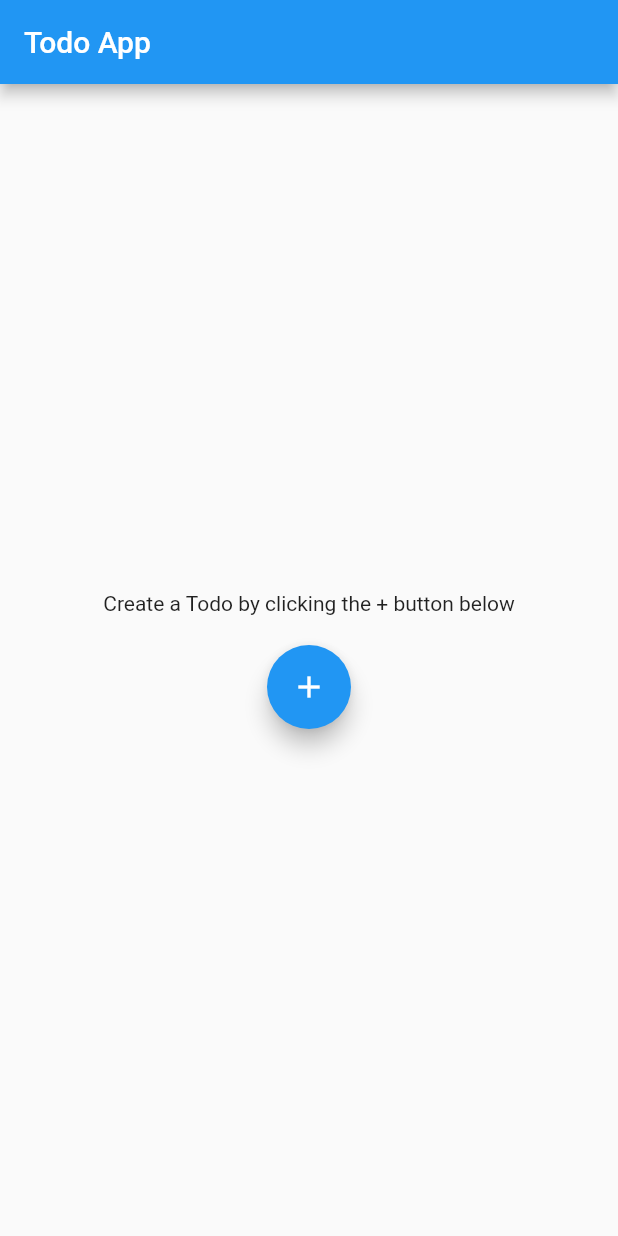
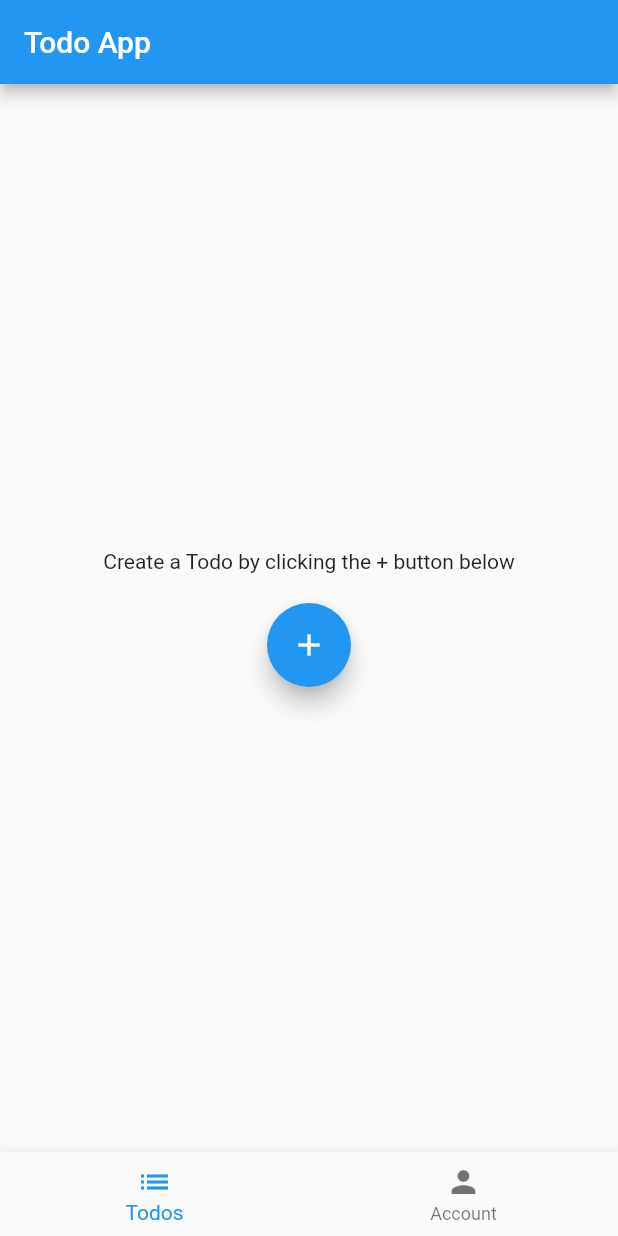
Before and after one commit to awaisabir/flutter_todo, a Flutter app: the screen it shows after launch, after a tap on the "add" icon, after a tap on the "remove" icon, on a phone screen of 412 x 824 dp. Run offline on Flutter 3.47's test engine with Material 2 defaults, Android fonts, the phone set to English and light mode, and no system bars.

Commit message:
Added bottom navigation from the main app page

```diff
--- a/lib/main.dart
+++ b/lib/main.dart
@@ -1,6 +1,7 @@
 import 'package:flutter/material.dart';
-import 'TodoButton.dart';
 import 'TodoForm.dart';
+import 'Account.dart';
+import 'BottomNavBar.dart';
 
 void main() => runApp(MyApp());
 
@@ -27,23 +28,17 @@ class MyHomePage extends StatefulWidget {
 
 class _MyHomePageState extends State<MyHomePage> {
   bool showForm = false;
+  int currentIndex = 0;
 
-  void _showForm() {
+  final pages = [
+    TodoForm(),
+    Account()
+  ];
+
+  void _setCurrentIndex(int currentIndex) {
     setState(() {
-      if (showForm == null) {
-        showForm = false;
-      } else {
-        showForm = !showForm;
-      }
+      this.currentIndex = currentIndex;
     });
-  }
-
-  Widget _renderForm() {
-    if (this.showForm) {
-      return new CreateTodo();
-    }
-
-    return new Container();
   }
 
   @override
@@ -52,6 +47,10 @@ class _MyHomePageState extends State<MyHomePage> {
       appBar: AppBar(
         title: Text(widget.title),
       ),
+      bottomNavigationBar: BottomNavBar(
+        setCurrentIndex: this._setCurrentIndex,
+        currentIndex: this.currentIndex
+      ),
       body: Center(
         widthFactor: 20.0,
         child: SingleChildScrollView(
@@ -59,19 +58,8 @@ class _MyHomePageState extends State<MyHomePage> {
             mainAxisAlignment: MainAxisAlignment.center,
             crossAxisAlignment: CrossAxisAlignment.center,
             children: <Widget>[
-              Column(
-                children: <Widget>[
-                  Text(
-                    this.showForm ? '' : 'Create a Todo by clicking the + button below',
-                  ),
-                  TodoButton(
-                    showForm: this.showForm,
-                    render: this._showForm,
-                  ),
-                  this._renderForm(),
-                ],
-              ),
-            ],
+              this.pages[this.currentIndex]
+            ]
           )
         )
       )
```
